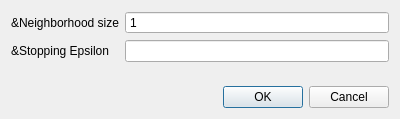
This is ml_project_app/configdialog.ui in alexshtf/MachineLearningCourseProject as Qt 5 draws it before an edit. The edited form follows.
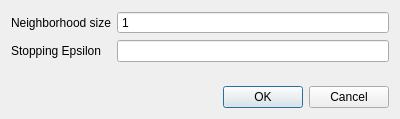
This is the edited form.

```diff
--- a/ml_project_app/configdialog.ui
+++ b/ml_project_app/configdialog.ui
@@ -28,14 +28,14 @@
      <item row="0" column="0">
       <widget class="QLabel" name="label_1">
        <property name="text">
-        <string>&amp;Neighborhood size</string>
+        <string>Neighborhood size</string>
        </property>
       </widget>
      </item>
      <item row="1" column="0">
       <widget class="QLabel" name="label_2">
        <property name="text">
-        <string>&amp;Stopping Epsilon</string>
+        <string>Stopping Epsilon</string>
        </property>
       </widget>
      </item>
```
